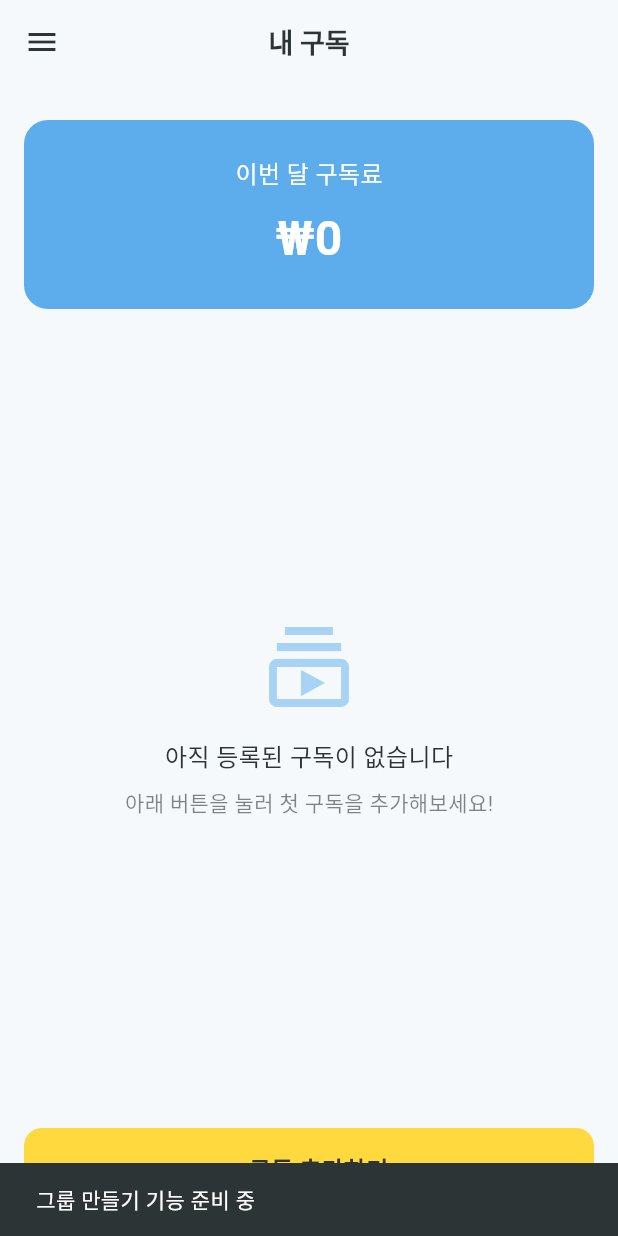
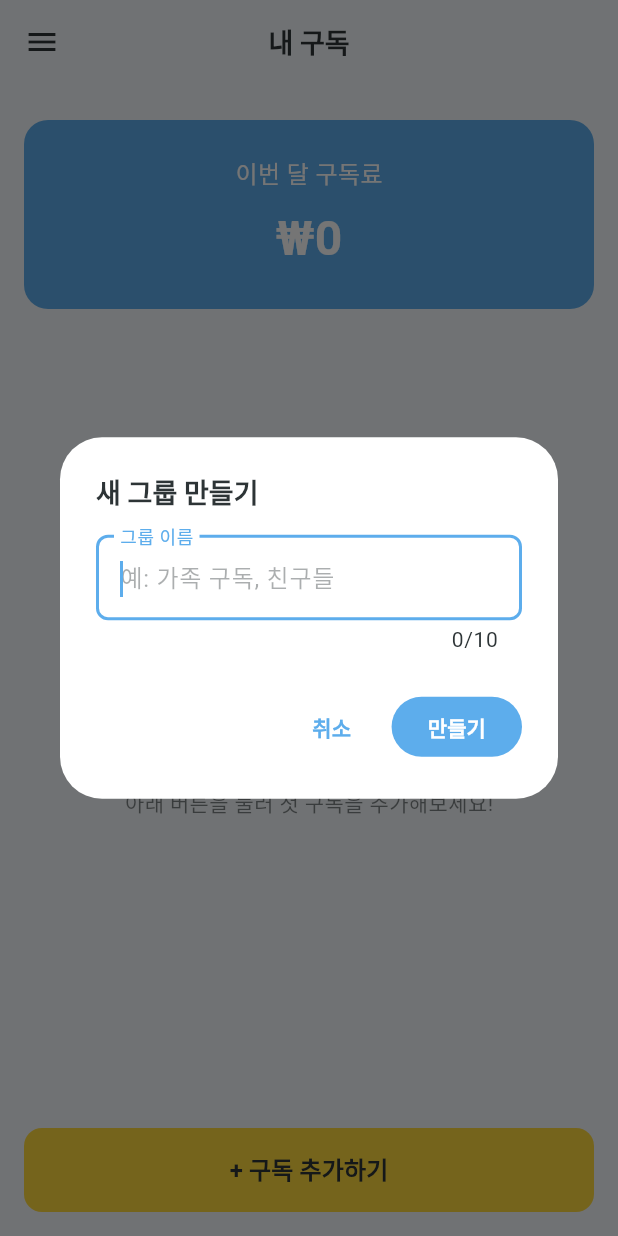
Before and after one commit to Bongpal-dev/Subby, a Flutter app: the HomeScreen screen opened directly, in the side drawer, after a tap on "새 그룹 만들기", on a phone screen of 412 x 824 dp. Run offline on Flutter 3.47's test engine with Material 3 defaults, Android fonts, the phone set to English and light mode, and no system bars; our stand-ins replace drift, drift_flutter, firebase_auth, firebase_core, firebase_database, flutter_riverpod and 1 more; accounts and stored records are empty; generated files the repository leaves out were written again; network calls fail; Roboto replaces fonts that are missing (NanumSquareNeo).

Commit message:
feat: 새 그룹 만들기 다이얼로그 UI 추가
- 그룹명 입력 폼 (최대 10자, 실시간 유효성 검사)
- 글자수 카운터 및 에러 메시지 표시

Closes #62

```diff
--- a/lib/presentation/common/app_drawer.dart
+++ b/lib/presentation/common/app_drawer.dart
@@ -98,9 +98,9 @@ class AppDrawer extends ConsumerWidget {
 
   void _showCreateGroupDialog(BuildContext context, WidgetRef ref) {
     Navigator.pop(context);
-    // TODO: 그룹 생성 다이얼로그
-    ScaffoldMessenger.of(context).showSnackBar(
-      const SnackBar(content: Text('그룹 만들기 기능 준비 중')),
+    showDialog(
+      context: context,
+      builder: (context) => const _CreateGroupDialog(),
     );
   }
 
@@ -152,3 +152,78 @@ class _GroupTile extends StatelessWidget {
     );
   }
 }
+
+class _CreateGroupDialog extends StatefulWidget {
+  const _CreateGroupDialog();
+
+  @override
+  State<_CreateGroupDialog> createState() => _CreateGroupDialogState();
+}
+
+class _CreateGroupDialogState extends State<_CreateGroupDialog> {
+  final _controller = TextEditingController();
+  final _formKey = GlobalKey<FormState>();
+
+  @override
+  void dispose() {
+    _controller.dispose();
+    super.dispose();
+  }
+
+  @override
+  Widget build(BuildContext context) {
+    return AlertDialog(
+      title: const Text('새 그룹 만들기'),
+      content: SizedBox(
+        width: double.maxFinite,
+        child: Form(
+          key: _formKey,
+          autovalidateMode: AutovalidateMode.onUserInteraction,
+          child: TextFormField(
+          controller: _controller,
+          autofocus: true,
+          decoration: InputDecoration(
+            labelText: '그룹 이름',
+            hintText: '예: 가족 구독, 친구들',
+            hintStyle: TextStyle(
+              color: Theme.of(context).colorScheme.onSurface.withValues(alpha: 0.4),
+            ),
+          ),
+          maxLength: 10,
+          validator: (value) {
+            if (value == null || value.trim().isEmpty) {
+              return '그룹 이름을 입력해주세요';
+            }
+            if (value.length >= 10) {
+              return '최대 10자까지 입력 가능합니다';
+            }
+            return null;
+          },
+        ),
+        ),
+      ),
+      actions: [
+        TextButton(
+          onPressed: () => Navigator.pop(context),
+          child: const Text('취소'),
+        ),
+        FilledButton(
+          onPressed: _onCreate,
+          child: const Text('만들기'),
+        ),
+      ],
+    );
+  }
+
+  void _onCreate() {
+    if (!_formKey.currentState!.validate()) return;
+
+    final groupName = _controller.text.trim();
+    Navigator.pop(context);
+
+    // TODO: #19 CreateGroupUseCase 연동
+    ScaffoldMessenger.of(context).showSnackBar(
+      SnackBar(content: Text('그룹 "$groupName" 생성 예정 (UseCase 연동 필요)')),
+    );
+  }
+}
```
